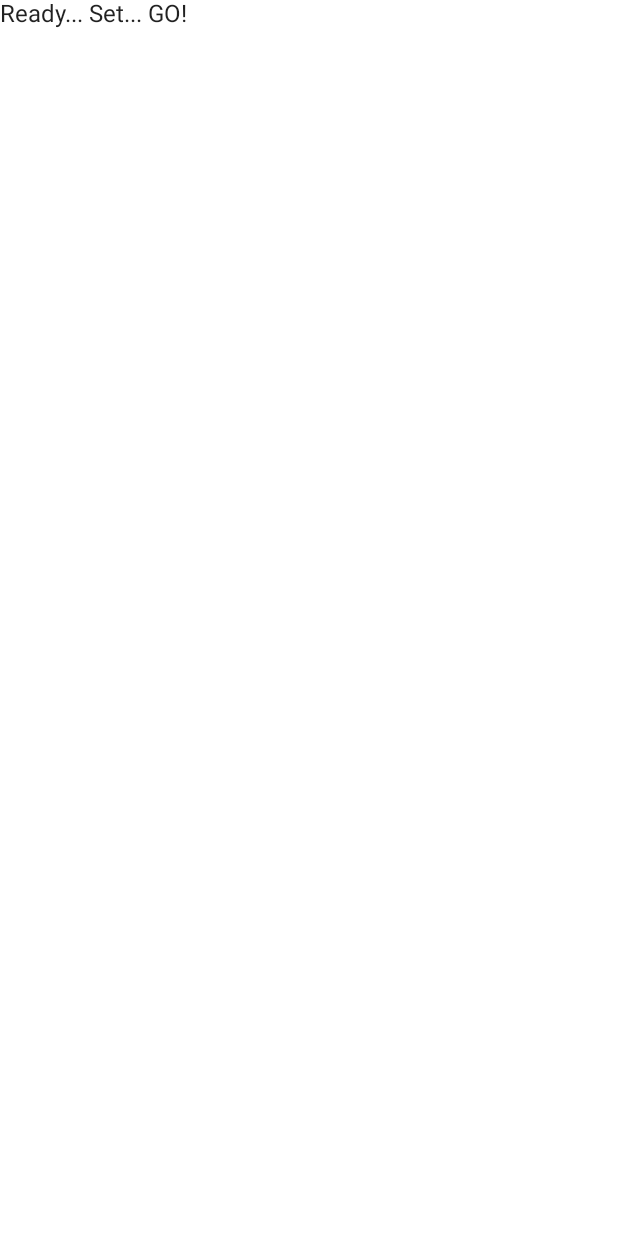
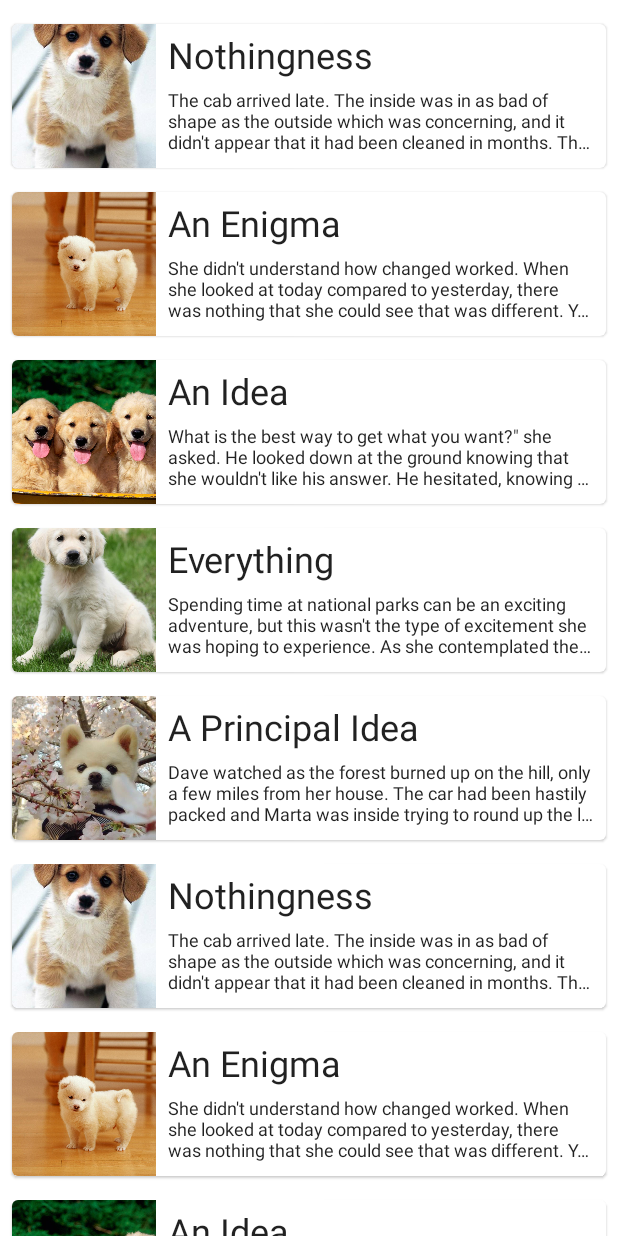
Before and after one commit to dotcink/puppy-adoption-with-compose, an Android app built with Jetpack Compose: the screen it shows after launch (MainActivity), on a phone screen of 412 x 824 dp. Before the commit the screen is almost empty. Run offline under Robolectric (Android 15) with nearby library versions, the phone set to English and light mode, and no system bars.

```diff
--- a/app/src/main/AndroidManifest.xml
+++ b/app/src/main/AndroidManifest.xml
@@ -29,6 +29,10 @@
                 <category android:name="android.intent.category.LAUNCHER" />
             </intent-filter>
         </activity>
+        <activity
+            android:name=".DetailActivity"
+            android:theme="@style/Theme.AndroidDevChallenge.NoActionBar">
+        </activity>
     </application>
 
 </manifest>
--- a/app/src/main/java/com/example/androiddevchallenge/MainActivity.kt
+++ b/app/src/main/java/com/example/androiddevchallenge/MainActivity.kt
@@ -15,14 +15,31 @@
  */
 package com.example.androiddevchallenge
 
+import android.content.Intent
 import android.os.Bundle
 import androidx.activity.compose.setContent
 import androidx.appcompat.app.AppCompatActivity
+import androidx.compose.foundation.Image
+import androidx.compose.foundation.clickable
+import androidx.compose.foundation.layout.*
+import androidx.compose.foundation.rememberScrollState
+import androidx.compose.foundation.verticalScroll
+import androidx.compose.material.Card
 import androidx.compose.material.MaterialTheme
 import androidx.compose.material.Surface
 import androidx.compose.material.Text
 import androidx.compose.runtime.Composable
+import androidx.compose.ui.Modifier
+import androidx.compose.ui.layout.ContentScale
+import androidx.compose.ui.platform.LocalContext
+import androidx.compose.ui.res.painterResource
+import androidx.compose.ui.text.style.TextOverflow
 import androidx.compose.ui.tooling.preview.Preview
+import androidx.compose.ui.unit.Dp
+import androidx.compose.ui.unit.dp
+import androidx.compose.ui.unit.sp
+import androidx.core.content.ContextCompat
+import com.example.androiddevchallenge.model.getPuppyList
 import com.example.androiddevchallenge.ui.theme.MyTheme
 
 class MainActivity : AppCompatActivity() {
@@ -39,8 +56,59 @@ class MainActivity : AppCompatActivity() {
 // Start building your app here!
 @Composable
 fun MyApp() {
+    val context = LocalContext.current
     Surface(color = MaterialTheme.colors.background) {
-        Text(text = "Ready... Set... GO!")
+        Column(
+            modifier = Modifier
+                .verticalScroll(rememberScrollState())
+                .padding(all = Dp(8f))
+        ) {
+            getPuppyList().map {
+                Box(Modifier.padding(0.dp, 8.dp, 0.dp, 8.dp)) {
+                    Card(
+                        modifier = Modifier
+                            .fillMaxWidth()
+                            .height(Dp(96f))
+                            .clickable {
+                                val intent = Intent(context, DetailActivity::class.java)
+                                intent.putExtra("puppy", it)
+                                ContextCompat.startActivity(
+                                    context,
+                                    intent,
+                                    null
+                                )
+                            }
+                    ) {
+                        Row() {
+                            Image(
+                                painter = painterResource(id = it.image),
+                                contentDescription = it.name,
+                                contentScale = ContentScale.Crop,
+                                modifier = Modifier
+                                    .width(Dp(96f))
+                                    .fillMaxHeight()
+                            )
+                            Column(
+                                modifier = Modifier
+                                    .fillMaxWidth()
+                                    .padding(all = 8.dp)
+                            ) {
+                                Text(text = it.name, fontSize = 24.sp)
+                                Box(Modifier.height(Dp(8f)))
+                                Text(
+                                    text = it.desc,
+                                    maxLines = 3,
+                                    fontSize = 12.sp,
+                                    overflow = TextOverflow.Ellipsis
+                                )
+                            }
+                        }
+
+                    }
+
+                }
+            }
+        }
     }
 }
 
--- /dev/null
+++ b/app/src/main/java/com/example/androiddevchallenge/model/PuppyModel.kt
@@ -0,0 +1,52 @@
+package com.example.androiddevchallenge.model
+
+import com.example.androiddevchallenge.R
+import java.io.Serializable
+
+fun getPuppyList(): List<Puppy> {
+    val list = mutableListOf<Puppy>()
+    for (i in 1..20) {
+        list.add(
+            Puppy(
+                name = "Nothingness",
+                image = R.drawable.puppy1,
+                desc = "The cab arrived late. The inside was in as bad of shape as the outside which was concerning, and it didn't appear that it had been cleaned in months. The green tree air-freshener hanging from the rearview mirror was either exhausted of its scent or not strong enough to overcome the other odors emitting from the cab. The correct decision, in this case, was to get the hell out of it and to call another cab, but she was late and didn't have a choice."
+            )
+        )
+        list.add(
+            Puppy(
+                name = "An Enigma",
+                image = R.drawable.puppy2,
+                desc = "She didn't understand how changed worked. When she looked at today compared to yesterday, there was nothing that she could see that was different. Yet, when she looked at today compared to last year, she couldn't see how anything was ever the same."
+            )
+        )
+        list.add(
+            Puppy(
+                name = "An Idea",
+                image = R.drawable.puppy3,
+                desc = "What is the best way to get what you want?\" she asked. He looked down at the ground knowing that she wouldn't like his answer. He hesitated, knowing that the truth would only hurt. How was he going to tell her that the best way for him to get what he wanted was to leave her?"
+            )
+        )
+        list.add(
+            Puppy(
+                name = "Everything",
+                image = R.drawable.puppy4,
+                desc = "Spending time at national parks can be an exciting adventure, but this wasn't the type of excitement she was hoping to experience. As she contemplated the situation she found herself in, she knew she'd gotten herself in a little more than she bargained for. It wasn't often that she found herself in a tree staring down at a pack of wolves that were looking to make her their next meal."
+            )
+        )
+        list.add(
+            Puppy(
+                name = "A Principal Idea",
+                image = R.drawable.puppy5,
+                desc = "Dave watched as the forest burned up on the hill, only a few miles from her house. The car had been hastily packed and Marta was inside trying to round up the last of the pets. Dave went through his mental list of the most important papers and documents that they couldn't leave behind. He scolded himself for not having prepared these better in advance and hoped that he had remembered everything that was needed. He continued to wait for Marta to appear with the pets, but she still was nowhere to be seen."
+            )
+        )
+    }
+    return list
+}
+
+data class Puppy(val name: String, val image: Int, val desc: String) : Serializable {
+    companion object {
+        private const val serialVersionUID = 20180617104400L
+    }
+}
```
Also changed, not shown: app/src/main/java/com/example/androiddevchallenge/DetailActivity.kt (added, +89 -0 lines), app/src/main/res/drawable/puppy1.jpeg (added), app/src/main/res/drawable/puppy2.jpeg (added), app/src/main/res/drawable/puppy3.jpeg (added), app/src/main/res/drawable/puppy4.jpeg (added), app/src/main/res/drawable/puppy5.jpeg (added).
